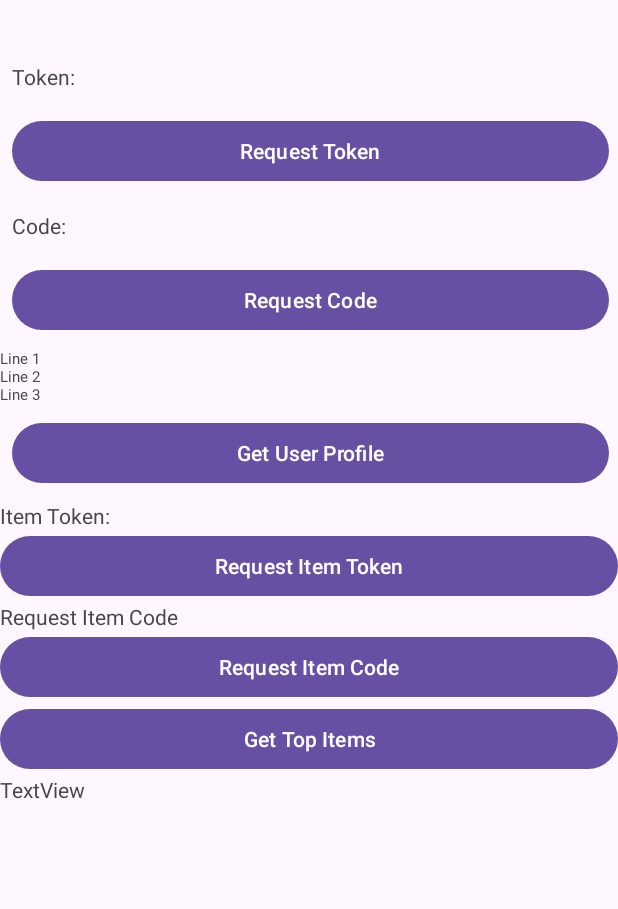
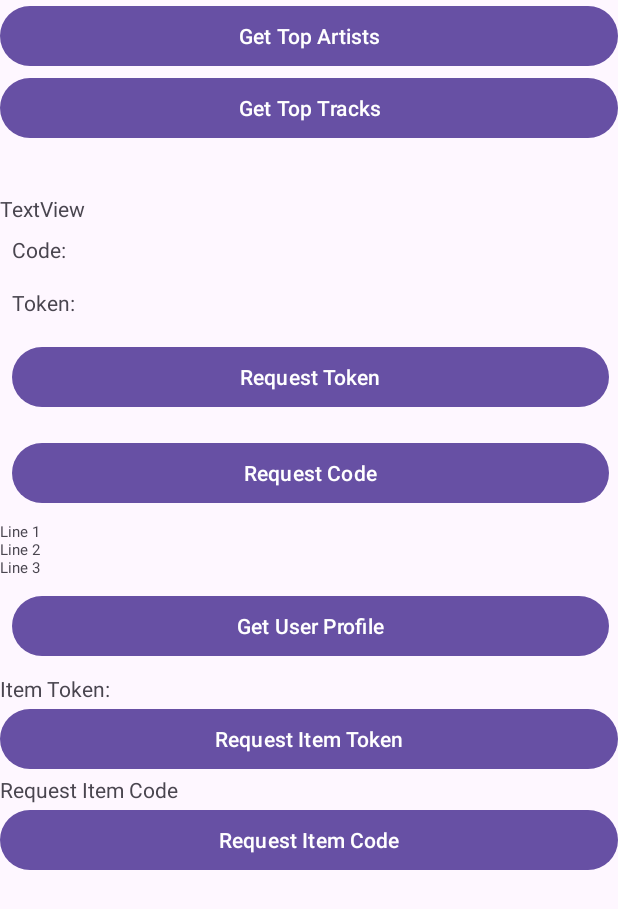
Before and after one commit to MYousuf3/crescendo, an Android app: the layout activity_main.xml on its own in the app's theme, with its tools: preview values and no code run, on a phone screen of 412 x 824 dp. Shown: the top 909 px of the screen. Run offline under Robolectric (Android 15) with nearby library versions, the phone set to English and light mode, and no system bars.

Commit message:
Added Artist class, different requests by scope, prints top 10 tracks and artists

```diff
--- a/app/src/main/res/layout/activity_main.xml
+++ b/app/src/main/res/layout/activity_main.xml
@@ -12,6 +12,18 @@
         android:layout_height="match_parent"
         android:orientation="vertical">
 
+        <Button
+            android:id="@+id/getArtists"
+            android:layout_width="match_parent"
+            android:layout_height="wrap_content"
+            android:text="Get Top Artists" />
+
+        <Button
+            android:id="@+id/getItemButton"
+            android:layout_width="match_parent"
+            android:layout_height="wrap_content"
+            android:text="Get Top Tracks" />
+
         <TextView
             android:id="@+id/displayName"
             android:layout_width="match_parent"
@@ -22,6 +34,19 @@
             android:textColor="#FF0000"
             android:textSize="24sp"
             android:textStyle="bold" />
+
+        <TextView
+            android:id="@+id/trackText"
+            android:layout_width="match_parent"
+            android:layout_height="wrap_content"
+            android:text="TextView" />
+
+        <TextView
+            android:id="@+id/code_text_view"
+            android:layout_width="match_parent"
+            android:layout_height="wrap_content"
+            android:layout_margin="8dp"
+            tools:text="Code:" />
 
         <TextView
             android:id="@+id/token_text_view"
@@ -36,13 +61,6 @@
             android:layout_height="wrap_content"
             android:layout_margin="8dp"
             android:text="Request Token" />
-
-        <TextView
-            android:id="@+id/code_text_view"
-            android:layout_width="match_parent"
-            android:layout_height="wrap_content"
-            android:layout_margin="8dp"
-            tools:text="Code:" />
 
         <Button
             android:id="@+id/code_btn"
@@ -89,18 +107,6 @@
             android:layout_height="wrap_content"
             android:text="Request Item Code" />
 
-        <Button
-            android:id="@+id/getItemButton"
-            android:layout_width="match_parent"
-            android:layout_height="wrap_content"
-            android:text="Get Top Items" />
-
-        <TextView
-            android:id="@+id/trackText"
-            android:layout_width="match_parent"
-            android:layout_height="wrap_content"
-            android:text="TextView" />
-
     </LinearLayout>
 
 </androidx.constraintlayout.widget.ConstraintLayout>
```
Also changed, not shown: app/src/main/java/com/example/crescendo/Artist.java (+36 -0 lines), app/src/main/java/com/example/crescendo/MainActivity.java (+16 -30 lines).
